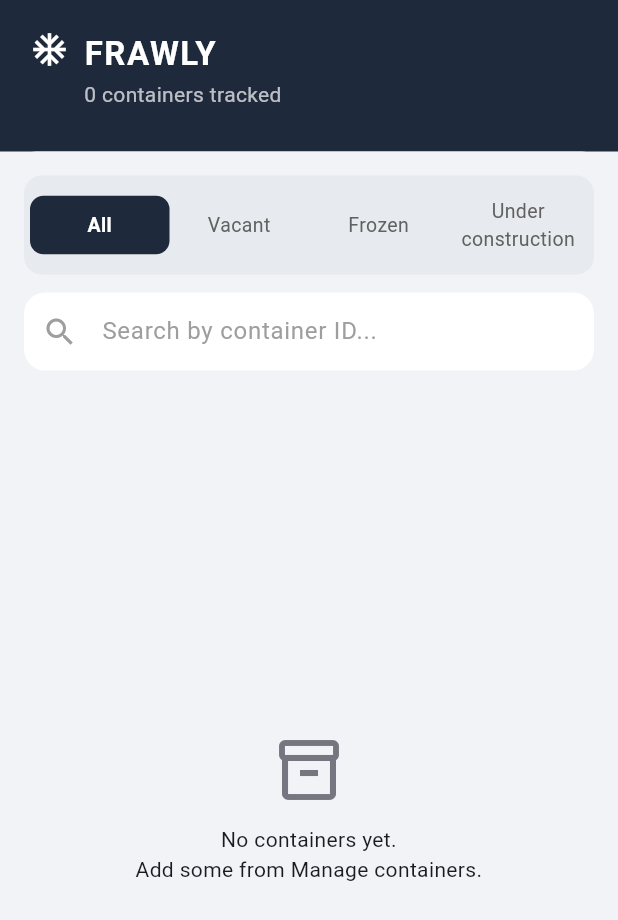
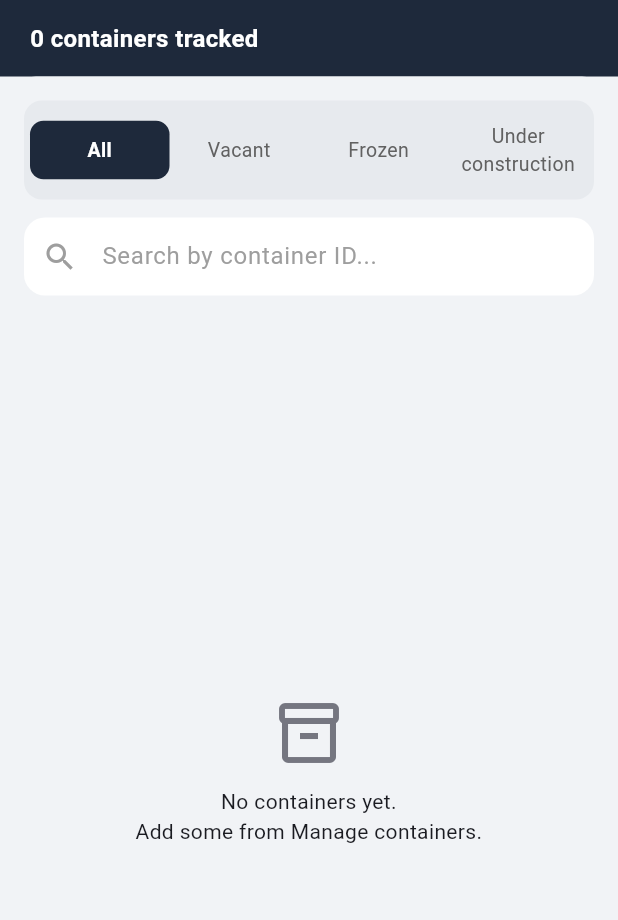
Before and after one commit to allapcallapc/Frawly, a Flutter app: the HomeScreen screen opened directly with empty values, on a phone screen of 412 x 824 dp. Shown: the top 920 px of the screen. Run offline on Flutter 3.47's test engine with Material 3 defaults, Android fonts, the phone set to English and light mode, and no system bars; our stand-ins replace file_picker, flutter_secure_storage, package_info_plus; accounts and stored records are empty.

Commit message:
fix: slim down the home header, drop the icon/title
Keeps the navy bar but removes the snowflake icon and "FRAWLY" title
that felt heavy, and tightens the padding so it reads as a slim bar
rather than a big block - just the container count plus the
Summary/Manage shortcuts remain.

Co-Authored-By: Claude Sonnet 5 <noreply@anthropic.com>
Claude-Session: https://claude.ai/code/session_01NhPzLTrvxMFiwX6F5jyAd7

```diff
--- a/lib/screens/home_screen.dart
+++ b/lib/screens/home_screen.dart
@@ -230,31 +230,17 @@ class _HomeHeader extends StatelessWidget {
     return Container(
       width: double.infinity,
       color: AppColors.navy,
-      padding: const EdgeInsets.fromLTRB(20, 20, 16, 28),
+      padding: const EdgeInsets.fromLTRB(20, 14, 16, 14),
       child: Row(
-        crossAxisAlignment: CrossAxisAlignment.start,
         children: [
-          const Icon(Icons.ac_unit, color: Colors.white, size: 26),
-          const SizedBox(width: 10),
           Expanded(
-            child: Column(
-              crossAxisAlignment: CrossAxisAlignment.start,
-              children: [
-                const Text(
-                  'FRAWLY',
-                  style: TextStyle(
-                    color: Colors.white,
-                    fontWeight: FontWeight.bold,
-                    fontSize: 22,
-                    letterSpacing: 1,
-                  ),
-                ),
-                const SizedBox(height: 2),
-                Text(
-                  '$totalCount container${totalCount == 1 ? '' : 's'} tracked',
-                  style: TextStyle(color: Colors.white.withValues(alpha: 0.7)),
-                ),
-              ],
+            child: Text(
+              '$totalCount container${totalCount == 1 ? '' : 's'} tracked',
+              style: const TextStyle(
+                color: Colors.white,
+                fontWeight: FontWeight.w600,
+                fontSize: 16,
+              ),
             ),
           ),
           if (onOpenSummary != null)
```
